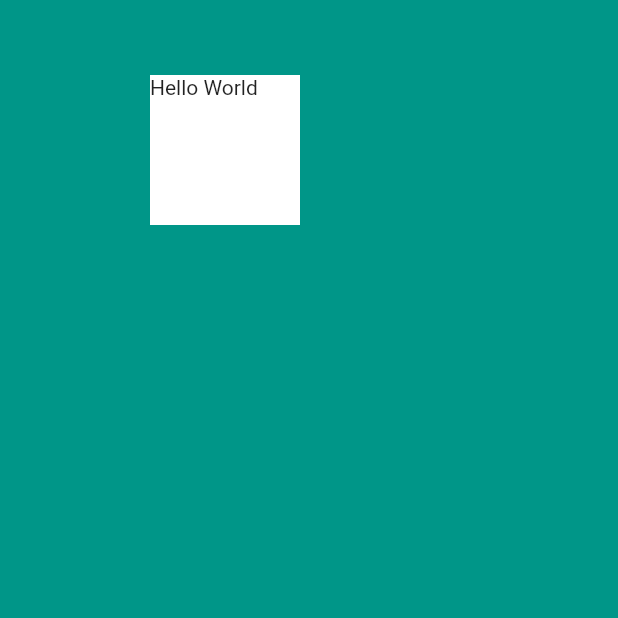
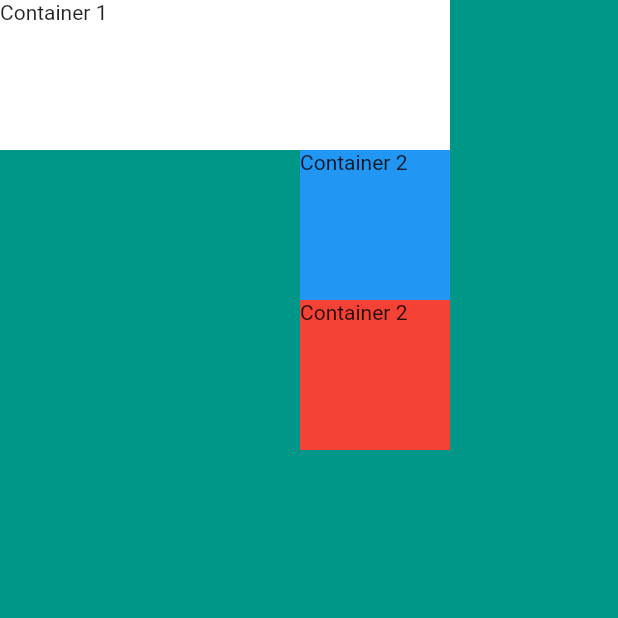
Before and after one commit to codewithz/saib-visiting-card-flutter, a Flutter app: the screen it shows after launch, on a phone screen of 412 x 824 dp, the top half of it. Run offline on Flutter 3.47's test engine with Material 2 defaults, Android fonts, the phone set to English and light mode, and no system bars.

Commit message:
Cross Axis Alignment

```diff
--- a/lib/main.dart
+++ b/lib/main.dart
@@ -17,13 +17,31 @@ class MyApp extends StatelessWidget {
       home: Scaffold(
         backgroundColor: Colors.teal,
         body: SafeArea(
-          child: Container(
-            width: 100.0,
-            height: 100.00,
-            margin: EdgeInsets.symmetric(vertical: 50,
-                horizontal: 100),
-            color: Colors.white,
-            child: Text ('Hello World'),
+          child: Column(
+          crossAxisAlignment: CrossAxisAlignment.end,
+            children: <Widget>[
+              Container(
+                width: 300.0,
+                height: 100.00,
+                color: Colors.white,
+                child: Text ('Container 1')
+          ),
+                Container(
+                  width: 100.0,
+                  height: 100.00,
+                  color: Colors.blue,
+                  child: Text ('Container 2'),
+                ),
+
+                Container(
+                  width: 100.0,
+                  height: 100.00,
+                  color: Colors.red,
+                  child: Text ('Container 2'),
+                ),
+
+            ],
+
           ),
         ),
       ),
```
